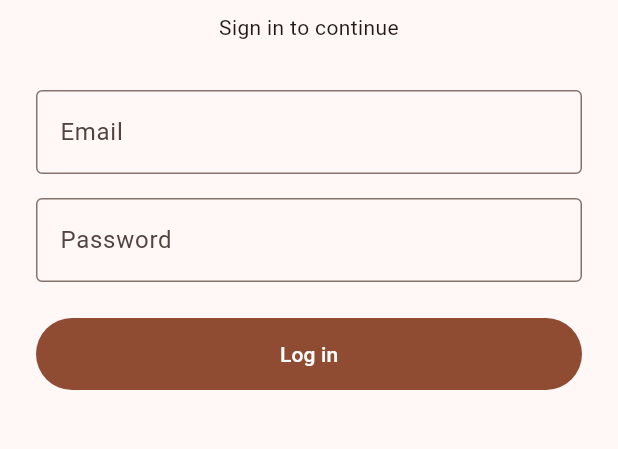
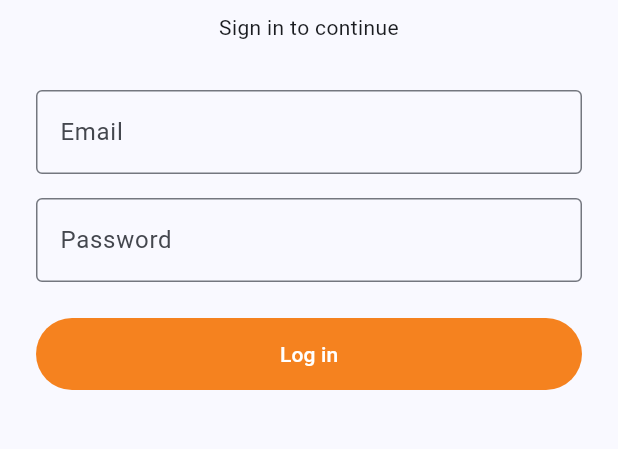
Before and after one commit to AdemSansa/MongilBasketRades, a Flutter app: the screen it shows after launch, on a phone screen of 412 x 824 dp, the part 447-896 px from its top. Run offline on Flutter 3.47's test engine with Material 3 defaults, Android fonts, the phone set to English and light mode, and no system bars; our stand-ins replace dio, flutter_riverpod, flutter_secure_storage, go_router.

Commit message:
style: apply Mongil Basket Rades brand colors to app theme
Navy blue + orange, taken from the club's Facebook page logo and
weekly training-schedule graphics.

Co-Authored-By: Claude Sonnet 5 <noreply@anthropic.com>

```diff
--- a/mobile/lib/app/theme.dart
+++ b/mobile/lib/app/theme.dart
@@ -1,13 +1,33 @@
 import 'package:flutter/material.dart';
 
-/// Basketball-orange brand seed; swap for the academy's real brand color
-/// once one is chosen.
-const _seedColor = Color(0xFFE65100);
+/// Mongil Basket Rades brand colors, taken from the club's Facebook page
+/// (logo + weekly training-schedule graphics): navy blue and orange on a
+/// white/dark-navy ground. See docs/architecture/navigation.md for where
+/// this is used.
+const _brandNavy = Color(0xFF12294D);
+const _brandOrange = Color(0xFFF5821F);
 
 final appTheme = ThemeData(
   useMaterial3: true,
-  colorScheme: ColorScheme.fromSeed(seedColor: _seedColor),
+  colorScheme: ColorScheme.fromSeed(
+    seedColor: _brandNavy,
+    primary: _brandNavy,
+    secondary: _brandOrange,
+  ),
+  appBarTheme: const AppBarTheme(
+    backgroundColor: _brandNavy,
+    foregroundColor: Colors.white,
+  ),
+  filledButtonTheme: FilledButtonThemeData(
+    style: FilledButton.styleFrom(
+      backgroundColor: _brandOrange,
+      foregroundColor: Colors.white,
+    ),
+  ),
   inputDecorationTheme: const InputDecorationTheme(
     border: OutlineInputBorder(),
+    focusedBorder: OutlineInputBorder(
+      borderSide: BorderSide(color: _brandOrange, width: 2),
+    ),
   ),
 );
```
